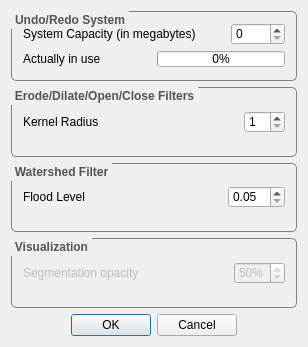
Above: QtPreferences.ui from FelixdelasPozas/EspinaVolumeEditor before the change. Below: the same form after it.
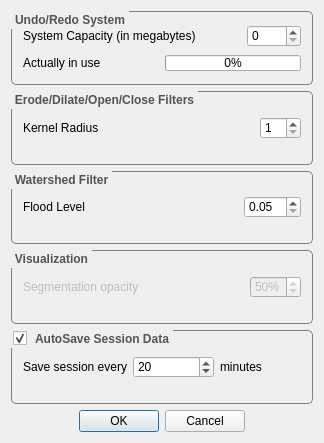
That is the form after the change. Icons and pictures are not drawn.

Commit message: Save session operation finished

What changed in the file:
```diff
--- a/QtPreferences.ui
+++ b/QtPreferences.ui
@@ -9,8 +9,8 @@
    <rect>
     <x>0</x>
     <y>0</y>
-    <width>308</width>
-    <height>347</height>
+    <width>324</width>
+    <height>443</height>
    </rect>
   </property>
   <property name="sizePolicy">
@@ -21,14 +21,14 @@
   </property>
   <property name="minimumSize">
    <size>
-    <width>308</width>
-    <height>347</height>
+    <width>324</width>
+    <height>443</height>
    </size>
   </property>
   <property name="maximumSize">
    <size>
-    <width>308</width>
-    <height>347</height>
+    <width>324</width>
+    <height>443</height>
    </size>
   </property>
   <property name="contextMenuPolicy">
@@ -323,6 +323,68 @@
      </layout>
     </widget>
    </item>
+   <item>
+    <widget class="QGroupBox" name="saveSessionBox">
+     <property name="styleSheet">
+      <string notr="true"> QGroupBox {
+	 font: bold gray;
+	color: rgb(84, 84, 84);
+     border: 1px solid gray;
+     border-radius: 5px;
+     margin-top: 2ex; /* leave space at the top for the title */
+     padding: 2px
+ }
+
+QGroupBox::title {
+     font: bold 10px;
+     subcontrol-origin: margin;
+     subcontrol-position: left top; /* position at the top center */
+     padding: 2px;
+ }</string>
+     </property>
+     <property name="title">
+      <string>AutoSave Session Data</string>
+     </property>
+     <property name="checkable">
+      <bool>true</bool>
+     </property>
+     <layout class="QHBoxLayout" name="horizontalLayout_4">
+      <item>
+       <widget class="QLabel" name="label_6">
+        <property name="text">
+         <string>Save session every</string>
+        </property>
+       </widget>
+      </item>
+      <item>
+       <widget class="QSpinBox" name="saveTimeBox">
+        <property name="frame">
+         <bool>true</bool>
+        </property>
+        <property name="minimum">
+         <number>5</number>
+        </property>
+        <property name="maximum">
+         <number>60</number>
+        </property>
+        <property name="singleStep">
+         <number>5</number>
+        </property>
+        <property name="value">
+         <number>20</number>
+        </property>
+       </widget>
+      </item>
+      <item>
+       <widget class="QLabel" name="label_7">
+        <property name="text">
+         <string>minutes</string>
+        </property>
+       </widget>
+      </item>
+     </layout>
+    </widget>
+   </item>
    <item>
     <widget class="QDialogButtonBox" name="acceptbutton">
      <property name="orientation">
```
The commit also changes 5 other files.
